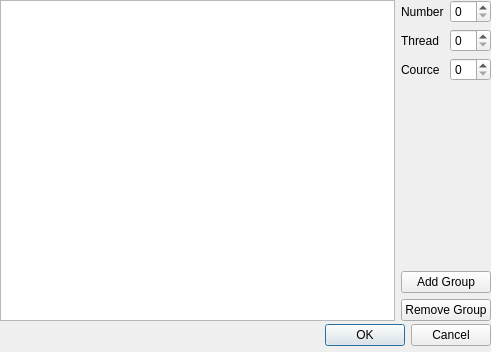
Before: the Qt Designer form group_dialog.ui in blumix/scheduler, drawn with Qt 5.
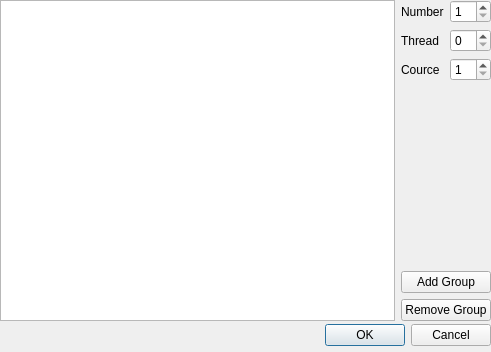
After: the same form once the commit is applied.

The edit to the form file:
```diff
--- a/group_dialog.ui
+++ b/group_dialog.ui
@@ -71,6 +71,9 @@
           <property name="accessibleName">
            <string/>
           </property>
+          <property name="minimum">
+           <number>1</number>
+          </property>
          </widget>
         </item>
         <item row="2" column="0">
@@ -81,7 +84,11 @@
          </widget>
         </item>
         <item row="0" column="1">
-         <widget class="QSpinBox" name="number"/>
+         <widget class="QSpinBox" name="number">
+          <property name="minimum">
+           <number>1</number>
+          </property>
+         </widget>
         </item>
         <item row="3" column="0">
          <widget class="QLabel" name="label_4">
```
Left out of the diff: 4 changed lines with no effect on the pictures. Lines whose indentation alone changed are shown as unchanged.
